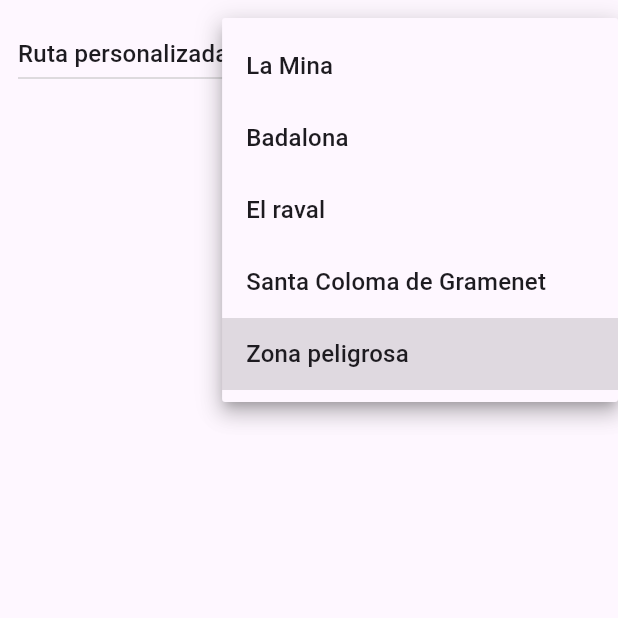
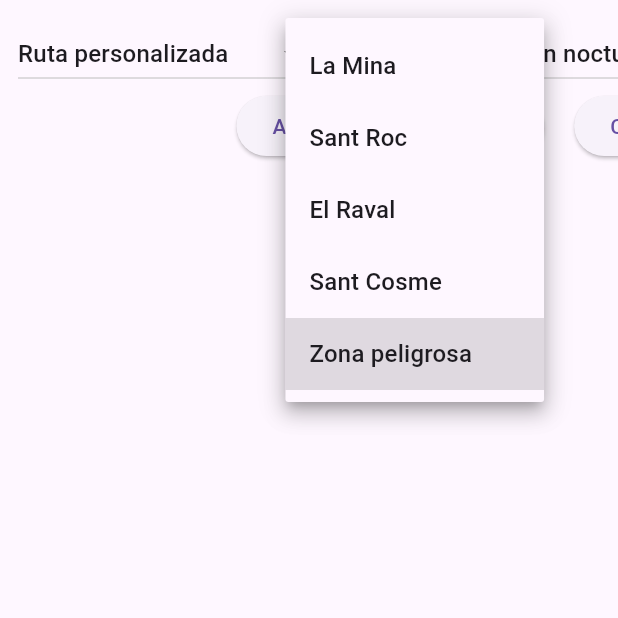
Before and after one commit to javierbm28/freetour, a Flutter app: the MapaFreeTour screen opened directly, after a tap on "Zona peligrosa", on a phone screen of 412 x 824 dp, the top half of it. Run offline on Flutter 3.47's test engine with Material 3 defaults, Android fonts, the phone set to English and light mode, and no system bars; our stand-ins replace google_fonts.

Commit message:
pequeño cambio en pagina mapa

```diff
--- a/lib/pagines/Pagina_Mapa.dart
+++ b/lib/pagines/Pagina_Mapa.dart
@@ -18,7 +18,7 @@ class _MapaFreeTourState extends State<MapaFreeTour> {
 
   List<String> opcionesRuta = ['Zona Sagrada Familia', 'Zona Glories', 'Zona Passeig de gracia', 'Zona Pedralbes', 'Ruta personalizada'];
 
-  List<String> opcionesPeligro = ['La Mina', 'Badalona', 'El raval', 'Santa Coloma de Gramenet', 'Zona peligrosa'];
+  List<String> opcionesPeligro = ['La Mina', 'Sant Roc', 'El Raval', 'Sant Cosme', 'Zona peligrosa'];
 
   List<String> opcionesPlan = ['Pub', 'Discotecas', 'Casinos', 'Entretenimiento para adultos', 'Plan nocturno'];
 
@@ -118,7 +118,8 @@ class _MapaFreeTourState extends State<MapaFreeTour> {
 
                       ElevatedButton(
                         onPressed: () {},
-                        child: const Text("Crear ruta personalizada"))
+                        child: const Text("Crear ruta personalizada")
+                      ),
                     ],
                   )
                 ],
```
